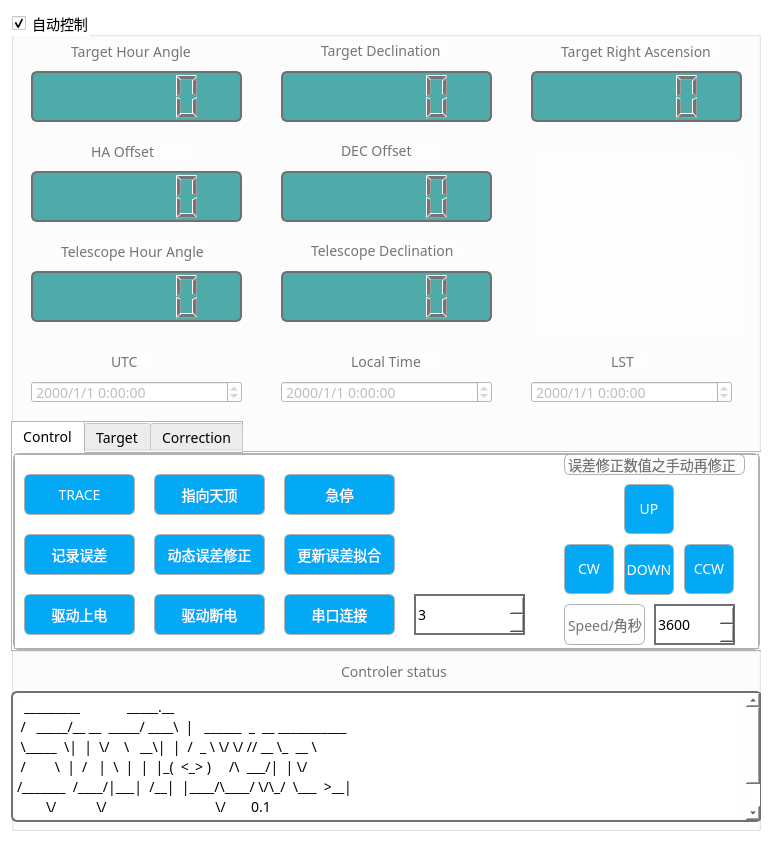
white3/SunflowerGUI, file sunflower/internal/view/window_ui.ui: the form before one commit.
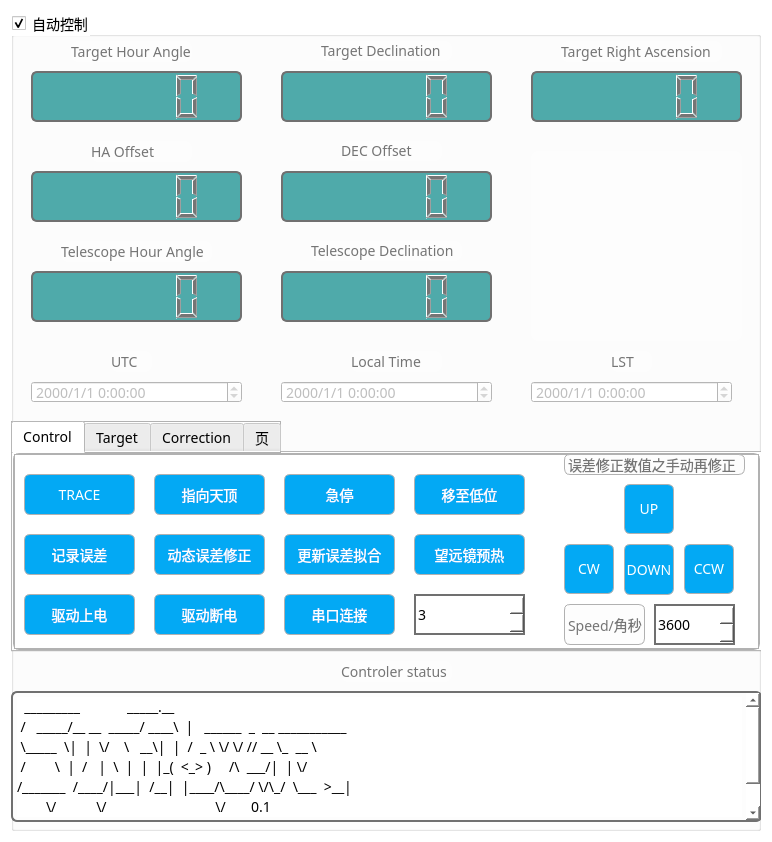
The form after the commit. The open tabs and pages were chosen to show the change.

The edit to the form file:
```diff
--- a/sunflower/internal/view/window_ui.ui
+++ b/sunflower/internal/view/window_ui.ui
@@ -488,6 +488,38 @@
          <string>L</string>
         </property>
        </widget>
+       <widget class="QPushButton" name="initButton">
+        <property name="geometry">
+         <rect>
+          <x>400</x>
+          <y>80</y>
+          <width>111</width>
+          <height>41</height>
+         </rect>
+        </property>
+        <property name="text">
+         <string>望远镜预热</string>
+        </property>
+        <property name="shortcut">
+         <string>O</string>
+        </property>
+       </widget>
+       <widget class="QPushButton" name="lowLocationButton">
+        <property name="geometry">
+         <rect>
+          <x>400</x>
+          <y>20</y>
+          <width>111</width>
+          <height>41</height>
+         </rect>
+        </property>
+        <property name="text">
+         <string>移至低位</string>
+        </property>
+        <property name="shortcut">
+         <string>O</string>
+        </property>
+       </widget>
       </widget>
       <widget class="QWidget" name="starmapModuleTabWidget">
        <attribute name="title">
@@ -620,6 +652,11 @@
         <string>Correction</string>
        </attribute>
       </widget>
+      <widget class="QWidget" name="tab_2">
+       <attribute name="title">
+        <string>页</string>
+       </attribute>
+      </widget>
      </widget>
      <widget class="QLabel" name="decOffsetLabel">
       <property name="geometry">
```
Left out of the diff: 2 changed lines with no effect on the pictures.
